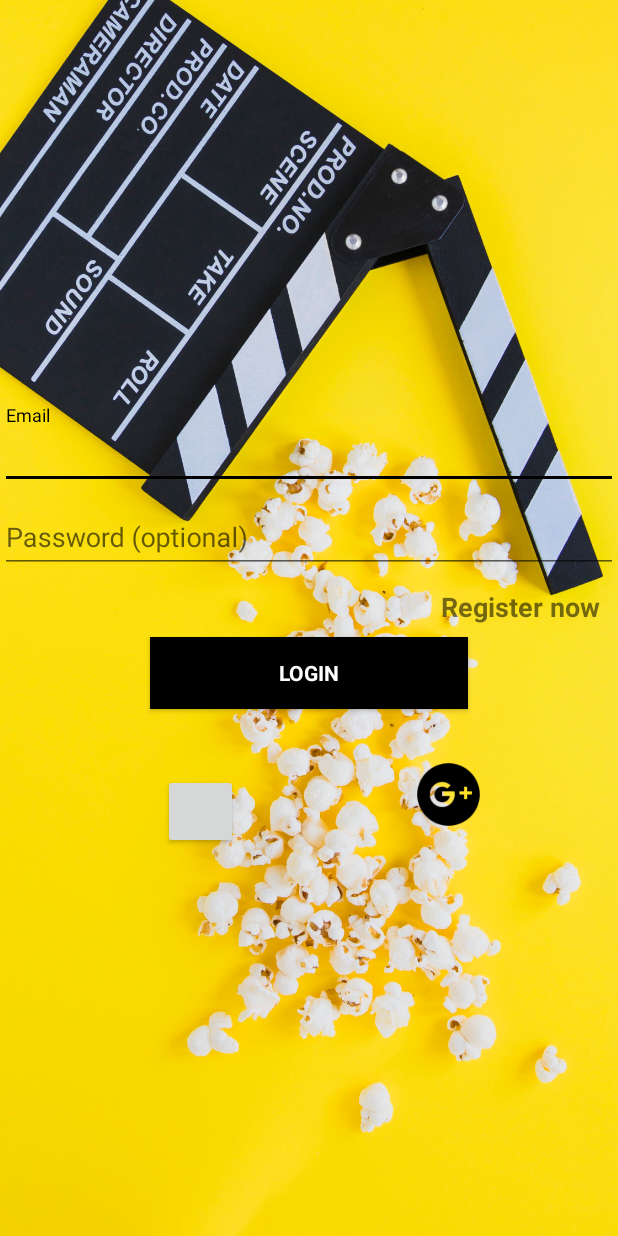
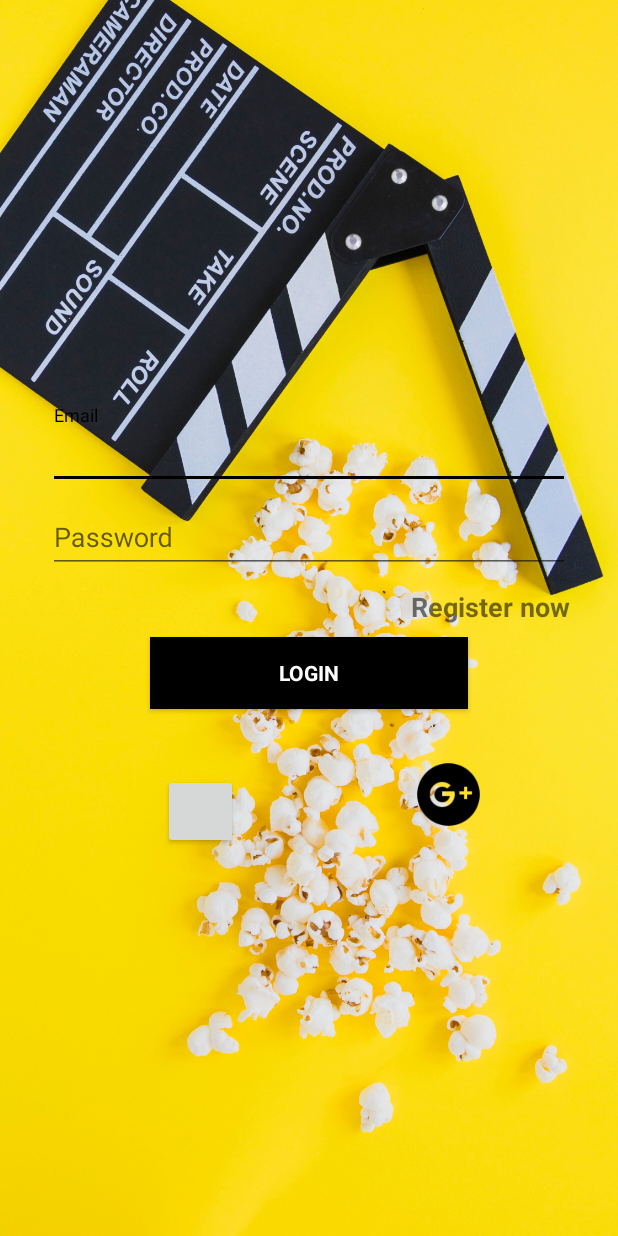
Before and after one commit to mobile02-2019/Clack, an Android app: the screen it shows after launch (LoginActivity), on a phone screen of 412 x 824 dp. Run offline under Robolectric (Android 15) with nearby library versions, the phone set to English and light mode, and no system bars; our stand-ins replace Firebase (no records; nobody signed in at launch, a user with empty details on screens opened directly); libraries missing offline, so code that uses them is left out: com.facebook, com.facebook.login; plain views replace LoginButton; 7 statements that could not run were skipped.

Commit message:
Ajustes na tela de Login

```diff
--- a/ClackApp/app/build.gradle
+++ b/ClackApp/app/build.gradle
@@ -1,4 +1,5 @@
 apply plugin: 'com.android.application'
+apply plugin: 'com.google.gms.google-services'
 apply plugin: 'io.fabric'
 
 android {
--- a/ClackApp/app/src/main/res/layout/activity_login.xml
+++ b/ClackApp/app/src/main/res/layout/activity_login.xml
@@ -42,6 +42,8 @@
             android:id="@+id/login_email_id"
             android:layout_width="match_parent"
             android:layout_height="wrap_content"
+            android:layout_marginLeft="32dp"
+            android:layout_marginRight="32dp"
             android:gravity="bottom"
             android:hint="@string/prompt_email"
             android:inputType="textEmailAddress"
@@ -62,6 +64,8 @@
             android:id="@+id/login_password_id"
             android:layout_width="match_parent"
             android:layout_height="wrap_content"
+            android:layout_marginLeft="32dp"
+            android:layout_marginRight="32dp"
             android:layout_marginBottom="10dp"
             android:hint="@string/prompt_password"
             android:imeActionId="6"
@@ -96,9 +100,9 @@
         android:gravity="right"
         android:onClick="registerNow"
         android:text="Register now"
+        android:textSize="18sp"
         android:textStyle="bold"
-        android:textSize="18sp"
-        android:layout_marginRight="12dp"
+        android:layout_marginRight="32dp"
         app:layout_constraintTop_toBottomOf="@+id/textInputLayout4" />
 
 
--- a/ClackApp/app/src/main/res/values/strings.xml
+++ b/ClackApp/app/src/main/res/values/strings.xml
@@ -16,7 +16,7 @@
     <string name="error_field_required">This field is required</string>
     <string name="permission_rationale">"Contacts permissions are needed for providing email completions."</string>
     <string name="prompt_email">Email</string>
-    <string name="prompt_password">Password (optional)</string>
+    <string name="prompt_password">Password</string>
 
     <!-- STRINGS PREFERENCE ACTIVITY -->
     <string name="preference_greetings">Olá clacker!</string>
```
